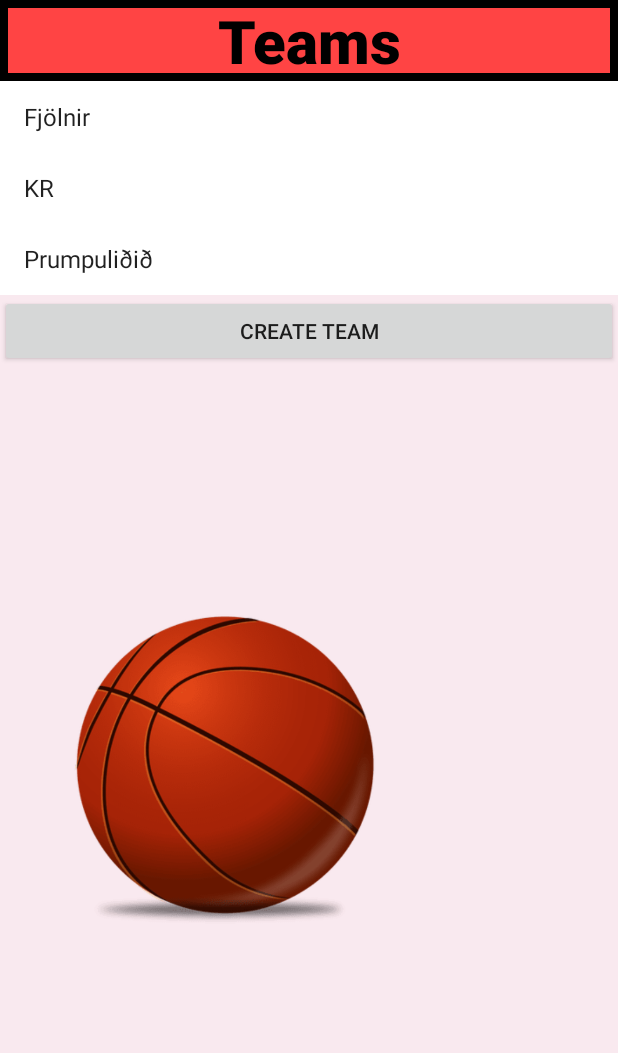
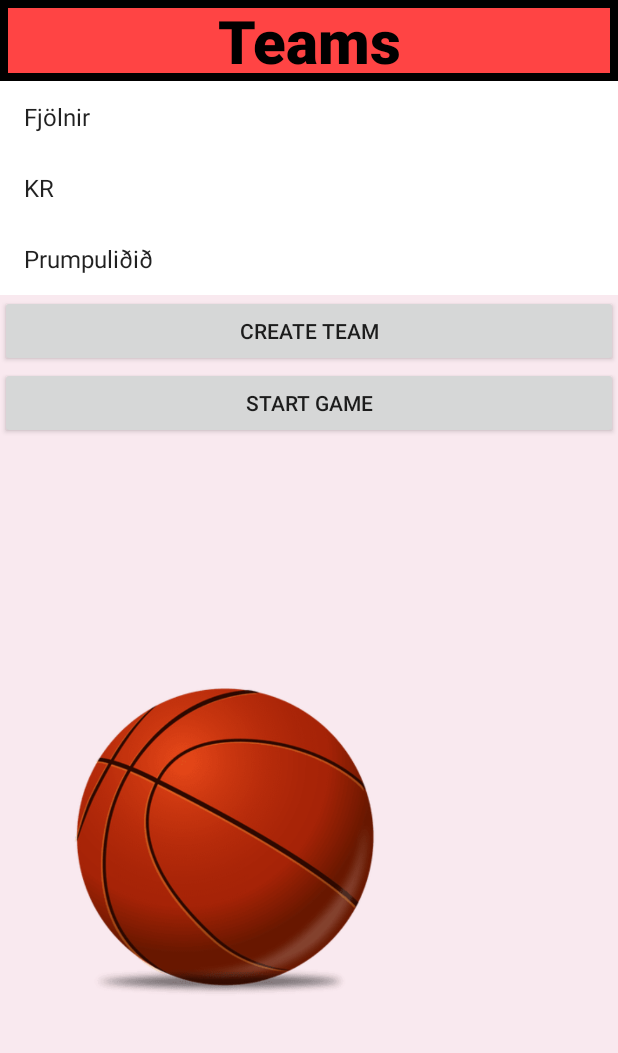
Before and after one commit to alli959/Hugbunadarverkefni2, an Android app: the TeamActivity screen opened directly, with no data from a screen before it, on a phone screen of 412 x 824 dp, the part 84-1137 px from its top. Run offline under Robolectric (Android 15) with nearby library versions, the phone set to English and light mode, and no system bars.

Commit message:
push fyrir start game

```diff
--- a/Front-end/app/src/main/java/yolo/basket/PreGameFragment.java
+++ b/Front-end/app/src/main/java/yolo/basket/PreGameFragment.java
@@ -43,6 +43,7 @@ public class PreGameFragment extends Fragment {
             "Palli",
             "Svenni",};
 
+
     private ArrayList<String> startingPlayers = new ArrayList<String>(Arrays.asList(arrStartingPlayers));
     private ArrayList<String> playerAvailable = new ArrayList<String>(Arrays.asList(arrPlayersAvailable));
 
--- a/Front-end/app/src/main/java/yolo/basket/TeamLeftFragment.java
+++ b/Front-end/app/src/main/java/yolo/basket/TeamLeftFragment.java
@@ -23,12 +23,15 @@ public class TeamLeftFragment extends Fragment {
 
     private boolean isRightTeamView = false;
     private boolean isRightPlayerView = false;
+    private boolean isStartGameView = false;
     private FragmentLeftListener listener;
     private Button createTeamButton;
+    private Button startGameButton;
 
     public interface FragmentLeftListener {
         void showRightTeamView(boolean value);
         void showRightPlayerView(boolean value, CharSequence name);
+        void showStartGameView(boolean value);
     }
 
 
@@ -52,7 +55,7 @@ public class TeamLeftFragment extends Fragment {
         View view = inflater.inflate(R.layout.team_left_fragment, container, false);
         createTeamButton = view.findViewById(R.id.button_createTeam);
 
-
+        startGameButton = view.findViewById(R.id.button_startGame);
         ListView listView = (ListView) view.findViewById(R.id.teamList);
         listViewAdapter = new ArrayAdapter<String>(
                 getActivity(),
@@ -68,7 +71,19 @@ public class TeamLeftFragment extends Fragment {
             public void onClick(View v) {
                 isRightTeamView = !isRightTeamView;
                 isRightPlayerView = false;
+                isStartGameView = false;
                 listener.showRightTeamView(isRightTeamView);
+            }
+        });
+
+        startGameButton.setOnClickListener(new View.OnClickListener() {
+            @Override
+            public void onClick(View v) {
+                isStartGameView = !isStartGameView;
+                isRightTeamView = false;
+                isRightPlayerView = false;
+                listener.showStartGameView(isStartGameView);
+
             }
         });
 
@@ -77,6 +92,7 @@ public class TeamLeftFragment extends Fragment {
             public void onItemClick(AdapterView<?> parent, View view, int position, long id) {
                 CharSequence name = (CharSequence) parent.getItemAtPosition(position);
                 isRightTeamView = false;
+                isStartGameView = false;
                 isRightPlayerView = ! isRightPlayerView;
                 listener.showRightPlayerView(isRightPlayerView, name);
             }
--- a/Front-end/app/src/main/res/layout/team_left_fragment.xml
+++ b/Front-end/app/src/main/res/layout/team_left_fragment.xml
@@ -46,6 +46,16 @@
         android:layout_height="wrap_content"
         android:text="Create Team" />
 
+
+    <Button
+        android:id = "@+id/button_startGame"
+        android:layout_width="match_parent"
+        android:layout_height="wrap_content"
+        android:text="Start Game"/>
+
+
+
+
     <ImageView
         android:id="@+id/imageView3"
         android:layout_width="314dp"
```
Also changed, not shown: Front-end/app/src/main/java/yolo/basket/TeamActivity.java (+18 -0 lines).
